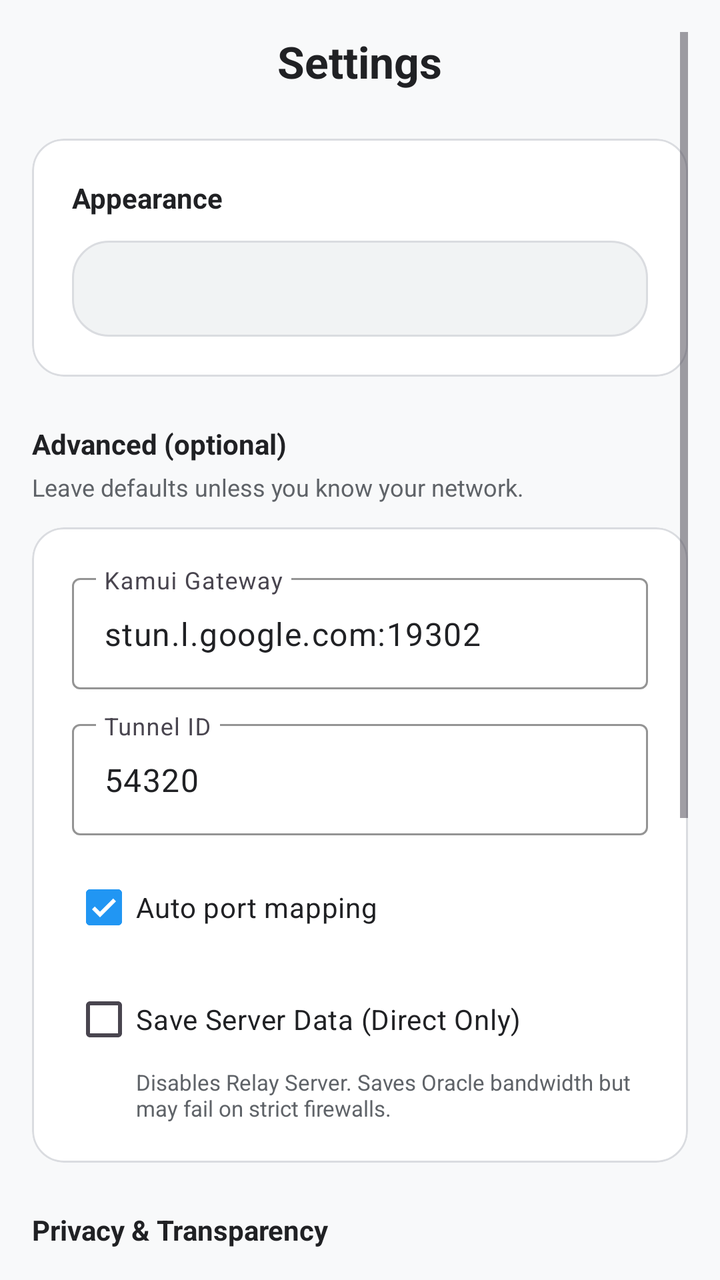
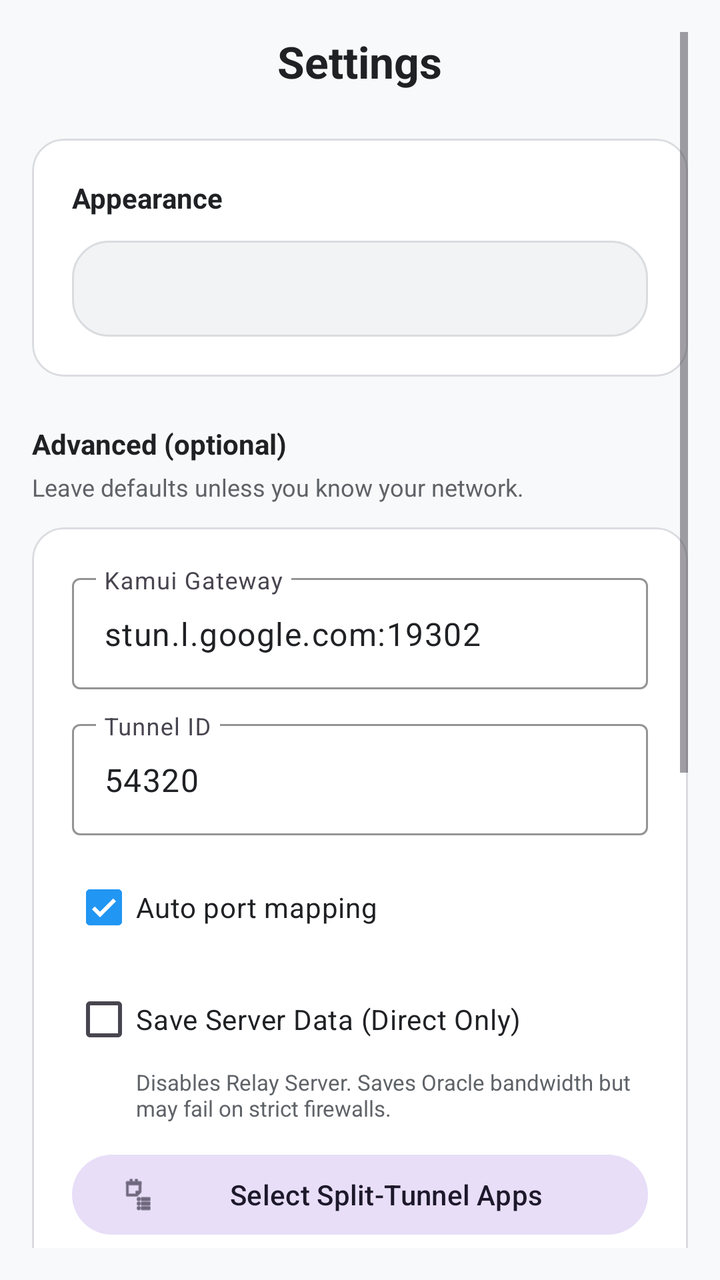

Compare the two renders of this Android layout. The source of the first and the diff that turns it into the second are given below.
<!-- AndroidManifest.xml: application theme Theme.KamuiNet -->
<!-- res/layout/fragment_settings.xml -->
<?xml version="1.0" encoding="utf-8"?>
<ScrollView xmlns:android="http://schemas.android.com/apk/res/android"
    xmlns:app="http://schemas.android.com/apk/res-auto"
    android:layout_width="match_parent"
    android:layout_height="match_parent"
    android:background="@color/kamui_bg"
    android:padding="16dp">

    <LinearLayout
        android:layout_width="match_parent"
        android:layout_height="wrap_content"
        android:gravity="center_horizontal"
        android:orientation="vertical">

        <TextView
            android:layout_width="wrap_content"
            android:layout_height="wrap_content"
            android:layout_marginBottom="24dp"
            android:text="Settings"
            android:textColor="@color/kamui_fg"
            android:textSize="22sp"
            android:textStyle="bold" />

        <com.google.android.material.card.MaterialCardView
            android:layout_width="match_parent"
            android:layout_height="wrap_content"
            android:layout_marginBottom="24dp"
            app:cardBackgroundColor="@color/kamui_surface"
            app:cardCornerRadius="16dp"
            app:strokeColor="@color/kamui_border"
            app:strokeWidth="1dp">

            <LinearLayout
                android:layout_width="match_parent"
                android:layout_height="wrap_content"
                android:orientation="vertical"
                android:padding="20dp">

                <TextView
                    android:layout_width="wrap_content"
                    android:layout_height="wrap_content"
                    android:layout_marginBottom="12dp"
                    android:text="Appearance"
                    android:textColor="@color/kamui_fg"
                    android:textSize="14sp"
                    android:textStyle="bold" />

                <Spinner
                    android:id="@+id/theme_spinner"
                    android:layout_width="match_parent"
                    android:layout_height="48dp"
                    android:background="@drawable/bg_chip"
                    android:paddingHorizontal="12dp" />
            </LinearLayout>
        </com.google.android.material.card.MaterialCardView>

        <TextView
            android:layout_width="wrap_content"
            android:layout_height="wrap_content"
            android:layout_gravity="start"
            android:layout_marginBottom="4dp"
            android:text="Advanced (optional)"
            android:textColor="@color/kamui_fg"
            android:textSize="14sp"
            android:textStyle="bold" />

        <TextView
            android:layout_width="wrap_content"
            android:layout_height="wrap_content"
            android:layout_gravity="start"
            android:layout_marginBottom="12dp"
            android:text="Leave defaults unless you know your network."
            android:textColor="@color/kamui_muted"
            android:textSize="12sp" />

        <com.google.android.material.card.MaterialCardView
            android:layout_width="match_parent"
            android:layout_height="wrap_content"
            android:layout_marginBottom="24dp"
            app:cardBackgroundColor="@color/kamui_surface"
            app:cardCornerRadius="16dp"
            app:strokeColor="@color/kamui_border"
            app:strokeWidth="1dp">

            <LinearLayout
                android:layout_width="match_parent"
                android:layout_height="wrap_content"
                android:orientation="vertical"
                android:padding="20dp">

                <com.google.android.material.textfield.TextInputLayout
                    android:layout_width="match_parent"
                    android:layout_height="wrap_content"
                    android:hint="Kamui Gateway"
                    app:boxStrokeColor="@color/kamui_border"
                    app:hintTextColor="@color/kamui_muted">
                    <com.google.android.material.textfield.TextInputEditText
                        android:id="@+id/stun_field"
                        android:layout_width="match_parent"
                        android:layout_height="wrap_content"
                        android:text="stun.l.google.com:19302"
                        android:textColor="@color/kamui_fg" />
                </com.google.android.material.textfield.TextInputLayout>

                <View android:layout_width="match_parent" android:layout_height="12dp"/>

                <com.google.android.material.textfield.TextInputLayout
                    android:layout_width="match_parent"
                    android:layout_height="wrap_content"
                    android:hint="Tunnel ID"
                    app:boxStrokeColor="@color/kamui_border"
                    app:hintTextColor="@color/kamui_muted">
                    <com.google.android.material.textfield.TextInputEditText
                        android:id="@+id/port_field"
                        android:layout_width="match_parent"
                        android:layout_height="wrap_content"
                        android:text="54320"
                        android:textColor="@color/kamui_fg" />
                </com.google.android.material.textfield.TextInputLayout>

                <CheckBox
                    android:id="@+id/upnp_check"
                    android:layout_width="wrap_content"
                    android:layout_height="wrap_content"
                    android:layout_marginTop="12dp"
                    android:text="Auto port mapping"
                    android:textColor="@color/kamui_fg"
                    android:checked="true" />

                <CheckBox
                    android:id="@+id/direct_only_check"
                    android:layout_width="wrap_content"
                    android:layout_height="wrap_content"
                    android:layout_marginTop="8dp"
                    android:text="Save Server Data (Direct Only)"
                    android:textColor="@color/kamui_fg"
                    android:checked="false" />

                <TextView
                    android:layout_width="wrap_content"
                    android:layout_height="wrap_content"
                    android:layout_marginStart="32dp"
                    android:text="Disables Relay Server. Saves Oracle bandwidth but may fail on strict firewalls."
                    android:textColor="@color/kamui_muted"
                    android:textSize="11sp" />
            </LinearLayout>
        </com.google.android.material.card.MaterialCardView>

        <TextView
            android:layout_width="wrap_content"
            android:layout_height="wrap_content"
            android:layout_gravity="start"
            android:layout_marginBottom="12dp"
            android:text="Privacy &amp; Transparency"
            android:textColor="@color/kamui_fg"
            android:textSize="14sp"
            android:textStyle="bold" />

        <com.google.android.material.card.MaterialCardView
            android:layout_width="match_parent"
            android:layout_height="wrap_content"
            android:layout_marginBottom="24dp"
            app:cardBackgroundColor="@color/kamui_surface"
            app:cardCornerRadius="16dp"
            app:strokeColor="@color/kamui_border"
            app:strokeWidth="1dp">

            <LinearLayout
                android:layout_width="match_parent"
                android:layout_height="wrap_content"
                android:orientation="vertical"
                android:padding="20dp">

                <TextView
                    android:layout_width="wrap_content"
                    android:layout_height="wrap_content"
                    android:text="What we see"
                    android:textColor="@color/kamui_muted"
                    android:textSize="12sp"
                    android:textStyle="bold"
                    android:textAllCaps="true" />

                <TextView
                    android:layout_width="wrap_content"
                    android:layout_height="wrap_content"
                    android:layout_marginTop="8dp"
                    android:text="• Signaling Metadata (IP, Peer ID)\n• Total Bytes Shared\n• Connection Logs (Local Only)\n\nWe NEVER inspect the content of your traffic. All data is encrypted via Kamui Tunnel Protocol."
                    android:textColor="@color/kamui_muted"
                    android:textSize="12sp"
                    android:lineSpacingExtra="4dp" />
            </LinearLayout>
        </com.google.android.material.card.MaterialCardView>

        <TextView
            android:layout_width="wrap_content"
            android:layout_height="wrap_content"
            android:layout_gravity="start"
            android:layout_marginBottom="12dp"
            android:text="Account"
            android:textColor="@color/kamui_fg"
            android:textSize="14sp"
            android:textStyle="bold" />

        <com.google.android.material.card.MaterialCardView
            android:layout_width="match_parent"
            android:layout_height="wrap_content"
            app:cardBackgroundColor="@color/kamui_surface"
            app:cardCornerRadius="16dp"
            app:strokeColor="@color/kamui_border"
            app:strokeWidth="1dp">

            <LinearLayout
                android:layout_width="match_parent"
                android:layout_height="wrap_content"
                android:orientation="vertical"
                android:padding="20dp">

                <TextView
                    android:id="@+id/account_label"
                    android:layout_width="wrap_content"
                    android:layout_height="wrap_content"
                    android:layout_marginBottom="16dp"
                    android:text="—"
                    android:textColor="@color/kamui_subtle"
                    android:textSize="12sp" />

                <com.google.android.material.button.MaterialButton
                    android:id="@+id/btn_sign_out"
                    style="@style/Widget.Material3.Button.OutlinedButton"
                    android:layout_width="match_parent"
                    android:layout_height="56dp"
                    android:text="Sign out"
                    android:textColor="@color/kamui_fg"
                    app:cornerRadius="10dp"
                    app:strokeColor="@color/kamui_border" />
            </LinearLayout>
        </com.google.android.material.card.MaterialCardView>

    </LinearLayout>
</ScrollView>
<!-- resources referenced by this layout -->
<resources>
  <color name="kamui_bg">#F8F9FA</color>
  <color name="kamui_border">#DADCE0</color>
  <color name="kamui_fg">#202124</color>
  <color name="kamui_muted">#5F6368</color>
  <color name="kamui_subtle">#9AA0A6</color>
  <color name="kamui_surface">#FFFFFF</color>
  <!-- drawable bg_chip (drawable) -->
  <?xml version="1.0" encoding="utf-8"?>
  <shape xmlns:android="http://schemas.android.com/apk/res/android">
      <solid android:color="@color/kamui_elevated" />
      <corners android:radius="18dp" />
      <stroke
          android:width="1dp"
          android:color="@color/kamui_border" />
  </shape>
  <style name="Theme.KamuiNet" parent="Base.Theme.KamuiNet" />
  <color name="kamui_elevated">#F1F3F4</color>
  <style name="Base.Theme.KamuiNet" parent="Theme.Material3.DayNight.NoActionBar">
          <item name="android:windowBackground">@color/kamui_bg</item>
          <item name="android:statusBarColor">@color/kamui_surface</item>
          <item name="android:navigationBarColor">@color/kamui_surface</item>
  
          <item name="colorPrimary">@color/kamui_accent</item>
          <item name="colorOnPrimary">@color/kamui_accent_fg</item>
          <item name="colorSurface">@color/kamui_surface</item>
          <item name="colorOnSurface">@color/kamui_fg</item>
          <item name="colorOutline">@color/kamui_border</item>
          <item name="colorSurfaceVariant">@color/kamui_elevated</item>
      </style>
  <color name="kamui_accent">#2196F3</color>
  <color name="kamui_accent_fg">#FFFFFF</color>
</resources>

<!-- the commit's change to res/layout/fragment_settings.xml (unified diff, before → after) -->
@@ -143,6 +143,16 @@
                     android:text="Disables Relay Server. Saves Oracle bandwidth but may fail on strict firewalls."
                     android:textColor="@color/kamui_muted"
                     android:textSize="11sp" />
+
+                <View android:layout_width="match_parent" android:layout_height="12dp"/>
+
+                <com.google.android.material.button.MaterialButton
+                    android:id="@+id/btn_app_selection"
+                    style="@style/Widget.Material3.Button.TonalButton"
+                    android:layout_width="match_parent"
+                    android:layout_height="wrap_content"
+                    android:text="@string/select_apps"
+                    app:icon="@android:drawable/ic_menu_agenda" />
             </LinearLayout>
         </com.google.android.material.card.MaterialCardView>
 
<!-- resource entries referenced after the edit -->
@@ -15,6 +15,7 @@
           android:width="1dp"
           android:color="@color/kamui_border" />
   </shape>
+  <string name="select_apps">Select Split-Tunnel Apps</string>
   <style name="Theme.KamuiNet" parent="Base.Theme.KamuiNet" />
   <color name="kamui_elevated">#F1F3F4</color>
   <style name="Base.Theme.KamuiNet" parent="Theme.Material3.DayNight.NoActionBar">
